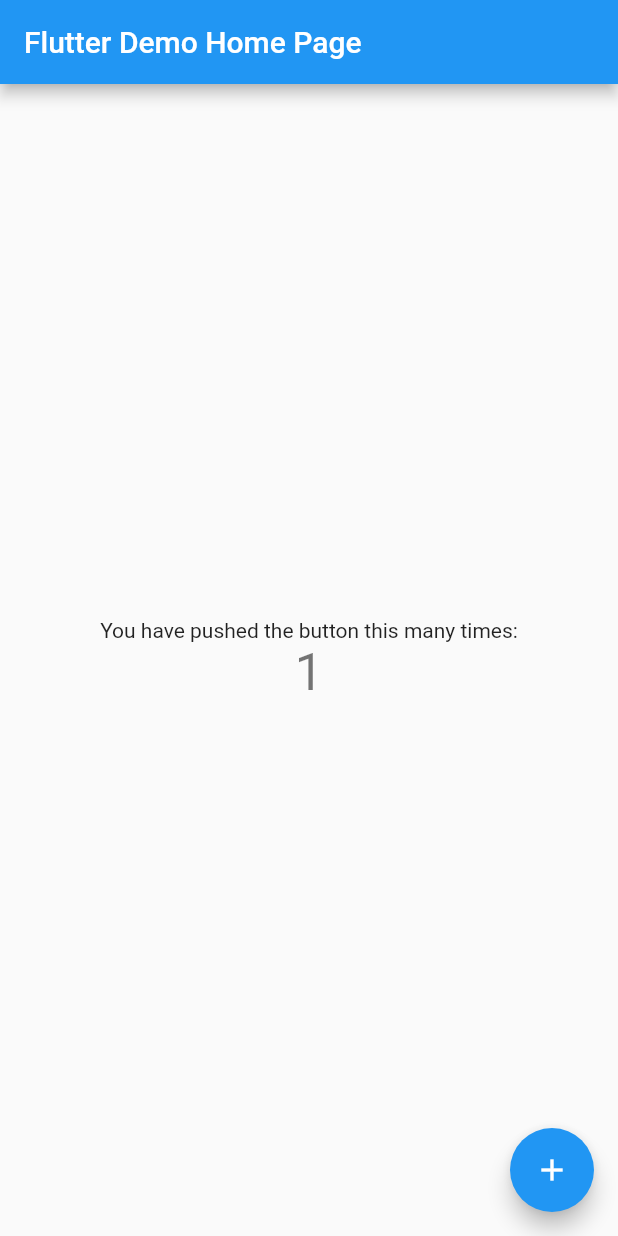
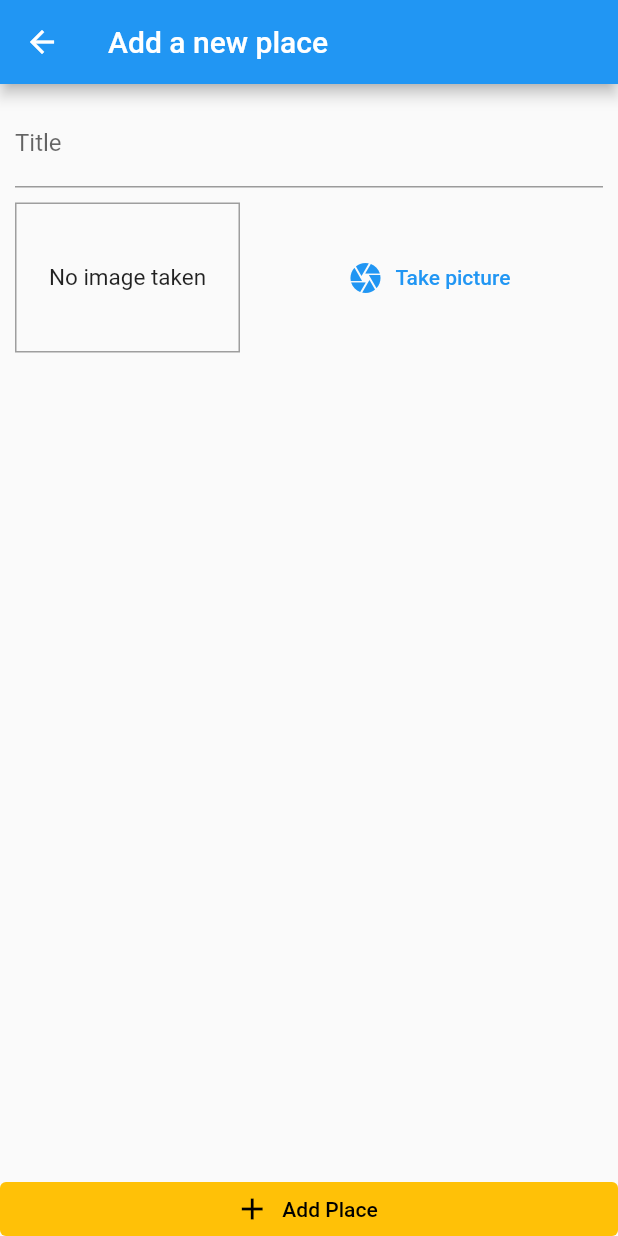
Before and after one commit to ogabek0909/image_picker, a Flutter app: the screen it shows after launch, after a tap on the "add" icon, on a phone screen of 412 x 824 dp. Run offline on Flutter 3.47's test engine with Material 2 defaults, Android fonts, the phone set to English and light mode, and no system bars; our stand-ins replace image_picker.

Commit message:
using camera on divce

```diff
--- a/lib/main.dart
+++ b/lib/main.dart
@@ -1,4 +1,9 @@
 import 'package:flutter/material.dart';
+import './screens/add_place_screen.dart';
+import './screens/places_list_screen.dart';
+import 'package:provider/provider.dart';
+
+import './providers/great_places.dart';
 
 void main() {
   runApp(const MyApp());
@@ -7,109 +12,20 @@ void main() {
 class MyApp extends StatelessWidget {
   const MyApp({super.key});
 
-  // This widget is the root of your application.
   @override
   Widget build(BuildContext context) {
-    return MaterialApp(
-      title: 'Flutter Demo',
-      theme: ThemeData(
-        // This is the theme of your application.
-        //
-        // Try running your application with "flutter run". You'll see the
-        // application has a blue toolbar. Then, without quitting the app, try
-        // changing the primarySwatch below to Colors.green and then invoke
-        // "hot reload" (press "r" in the console where you ran "flutter run",
-        // or simply save your changes to "hot reload" in a Flutter IDE).
-        // Notice that the counter didn't reset back to zero; the application
-        // is not restarted.
-        primarySwatch: Colors.blue,
+    return ChangeNotifierProvider(
+      create: (context) => GreatPlaces(),
+      child: MaterialApp(
+        title: 'Flutter Demo',
+        theme: ThemeData(
+          primarySwatch: Colors.blue,
+        ),
+        home: const PlacesListScreen(),
+        routes: {
+          AddPlaceScreen.routeName: (context) => const AddPlaceScreen(),
+        },
       ),
-      home: const MyHomePage(title: 'Flutter Demo Home Page'),
     );
   }
 }
-
-class MyHomePage extends StatefulWidget {
-  const MyHomePage({super.key, required this.title});
-
-  // This widget is the home page of your application. It is stateful, meaning
-  // that it has a State object (defined below) that contains fields that affect
-  // how it looks.
-
-  // This class is the configuration for the state. It holds the values (in this
-  // case the title) provided by the parent (in this case the App widget) and
-  // used by the build method of the State. Fields in a Widget subclass are
-  // always marked "final".
-
-  final String title;
-
-  @override
-  State<MyHomePage> createState() => _MyHomePageState();
-}
-
-class _MyHomePageState extends State<MyHomePage> {
-  int _counter = 0;
-
-  void _incrementCounter() {
-    setState(() {
-      // This call to setState tells the Flutter framework that something has
-      // changed in this State, which causes it to rerun the build method below
-      // so that the display can reflect the updated values. If we changed
-      // _counter without calling setState(), then the build method would not be
-      // called again, and so nothing would appear to happen.
-      _counter++;
-    });
-  }
-
-  @override
-  Widget build(BuildContext context) {
-    // This method is rerun every time setState is called, for instance as done
-    // by the _incrementCounter method above.
-    //
-    // The Flutter framework has been optimized to make rerunning build methods
-    // fast, so that you can just rebuild anything that needs updating rather
-    // than having to individually change instances of widgets.
-    return Scaffold(
-      appBar: AppBar(
-        // Here we take the value from the MyHomePage object that was created by
-        // the App.build method, and use it to set our appbar title.
-        title: Text(widget.title),
-      ),
-      body: Center(
-        // Center is a layout widget. It takes a single child and positions it
-        // in the middle of the parent.
-        child: Column(
-          // Column is also a layout widget. It takes a list of children and
-          // arranges them vertically. By default, it sizes itself to fit its
-          // children horizontally, and tries to be as tall as its parent.
-          //
-          // Invoke "debug painting" (press "p" in the console, choose the
-          // "Toggle Debug Paint" action from the Flutter Inspector in Android
-          // Studio, or the "Toggle Debug Paint" command in Visual Studio Code)
-          // to see the wireframe for each widget.
-          //
-          // Column has various properties to control how it sizes itself and
-          // how it positions its children. Here we use mainAxisAlignment to
-          // center the children vertically; the main axis here is the vertical
-          // axis because Columns are vertical (the cross axis would be
-          // horizontal).
-          mainAxisAlignment: MainAxisAlignment.center,
-          children: <Widget>[
-            const Text(
-              'You have pushed the button this many times:',
-            ),
-            Text(
-              '$_counter',
-              style: Theme.of(context).textTheme.headline4,
-            ),
-          ],
-        ),
-      ),
-      floatingActionButton: FloatingActionButton(
-        onPressed: _incrementCounter,
-        tooltip: 'Increment',
-        child: const Icon(Icons.add),
-      ), // This trailing comma makes auto-formatting nicer for build methods.
-    );
-  }
-}
--- /dev/null
+++ b/lib/models/place.dart
@@ -0,0 +1,27 @@
+import 'dart:io';
+
+class PlaceLocation{
+  final double latitude;
+  final double longitude;
+  final String address;
+
+  PlaceLocation({
+    required this.latitude,
+    required this.longitude,
+    this.address=''
+  });
+}
+
+class Place{
+  final String id;
+  final String title;
+  final PlaceLocation location;
+  final File image;
+
+  Place({
+    required this.id,
+    required this.image,
+    required this.location,
+    required this.title
+  });
+}
--- /dev/null
+++ b/lib/providers/great_places.dart
@@ -0,0 +1,23 @@
+import 'dart:io';
+
+import 'package:flutter/foundation.dart';
+import '../models/place.dart';
+
+class GreatPlaces with ChangeNotifier {
+  List<Place> _items = [];
+
+  List<Place> get items {
+    return [..._items];
+  }
+
+  void addPlace(String pickedTitle, File pickedImage) {
+    final newPlace = Place(
+      id: DateTime.now().toString(),
+      image: pickedImage,
+      title: pickedTitle,
+      location: PlaceLocation(latitude: 0,longitude: 0),
+    );
+    _items.add(newPlace);
+    notifyListeners();
+  }
+}
--- /dev/null
+++ b/lib/screens/add_place_screen.dart
@@ -0,0 +1,80 @@
+import 'dart:io';
+
+import 'package:flutter/material.dart';
+import 'package:great_places/providers/great_places.dart';
+import 'package:provider/provider.dart';
+import '../widgets/image_input.dart';
+
+class AddPlaceScreen extends StatefulWidget {
+  const AddPlaceScreen({super.key});
+
+  static const routeName = '/add-place';
+
+  @override
+  State<AddPlaceScreen> createState() => _AddPlaceScreenState();
+}
+
+class _AddPlaceScreenState extends State<AddPlaceScreen> {
+  final _titleController = TextEditingController();
+  File? _pickedImage;
+
+  void _selectedImage(File pickedImage) {
+    _pickedImage = pickedImage;
+  }
+
+  void _savePlace() {
+    if (_titleController.text.isEmpty || _pickedImage == null) {
+      return;
+    }
+    print(_pickedImage!.path);
+
+    Provider.of<GreatPlaces>(context, listen: false)
+        .addPlace(_titleController.text, _pickedImage!);
+    Navigator.pop(context);
+  }
+
+  @override
+  Widget build(BuildContext context) {
+    return Scaffold(
+      appBar: AppBar(
+        title: const Text('Add a new place'),
+      ),
+      body: Column(
+        mainAxisAlignment: MainAxisAlignment.spaceBetween,
+        crossAxisAlignment: CrossAxisAlignment.stretch,
+        children: [
+          Expanded(
+            child: SingleChildScrollView(
+              child: Padding(
+                padding: const EdgeInsets.all(10.0),
+                child: Column(
+                  children: [
+                    TextField(
+                      decoration: const InputDecoration(
+                        labelText: 'Title',
+                      ),
+                      controller: _titleController,
+                    ),
+                    const SizedBox(height: 10),
+                     ImageInput(selectedImage:_selectedImage)
+                  ],
+                ),
+              ),
+            ),
+          ),
+          ElevatedButton.icon(
+            onPressed: _savePlace,
+            icon: const Icon(Icons.add),
+            label: const Text('Add Place'),
+            style: ElevatedButton.styleFrom(
+              elevation: 0,
+              tapTargetSize: MaterialTapTargetSize.shrinkWrap,
+              backgroundColor: Colors.amber,
+              foregroundColor: Colors.black,
+            ),
+          ),
+        ],
+      ),
+    );
+  }
+}
--- /dev/null
+++ b/lib/screens/places_list_screen.dart
@@ -0,0 +1,42 @@
+import 'dart:io';
+
+import 'package:flutter/material.dart';
+import 'package:great_places/providers/great_places.dart';
+import 'package:provider/provider.dart';
+import '../screens/add_place_screen.dart';
+
+class PlacesListScreen extends StatelessWidget {
+  const PlacesListScreen({super.key});
+
+  @override
+  Widget build(BuildContext context) {
+    return Scaffold(
+        appBar: AppBar(
+          title: const Text('Your places'),
+          actions: [
+            IconButton(
+              onPressed: () {
+                Navigator.of(context).pushNamed(AddPlaceScreen.routeName);
+              },
+              icon: const Icon(Icons.add),
+            )
+          ],
+        ),
+        body: Consumer<GreatPlaces>(
+          child: const Center(
+            child: Text('You have no places yet! Try to add new place'),
+          ),
+          builder: (context, value, ch) => value.items.isEmpty
+              ? ch!
+              : ListView.builder(
+                  itemCount: value.items.length,
+                  itemBuilder: (ctx, i) => ListTile(
+                    leading: CircleAvatar(
+                      backgroundImage: FileImage(value.items[i].image),
+                    ),
+                    title: Text(value.items[i].title),
+                  ),
+                ),
+        ));
+  }
+}
--- /dev/null
+++ b/lib/widgets/image_input.dart
@@ -0,0 +1,70 @@
+import 'dart:io';
+
+import 'package:flutter/material.dart';
+import 'package:image_picker/image_picker.dart';
+import 'package:path/path.dart' as path;
+import 'package:path_provider/path_provider.dart' as syspaths;
+
+class ImageInput extends StatefulWidget {
+  final Function selectedImage;
+  const ImageInput({super.key,required this.selectedImage});
+
+  @override
+  State<ImageInput> createState() => _ImageInputState();
+}
+
+class _ImageInputState extends State<ImageInput> {
+  File? _storedImage;
+
+  Future<void> _takePicture()async{
+    final ImagePicker picker = ImagePicker();
+    final XFile? imageFile = await picker.pickImage(source: ImageSource.camera);
+    setState(() {
+      _storedImage = File(imageFile!.path);
+    });
+
+    final  appDir = await syspaths.getApplicationDocumentsDirectory();
+    final fileName = path.basename(imageFile!.path);
+    final savedImage = await File(imageFile.path).copy("${appDir.path}/$fileName");
+    widget.selectedImage(savedImage);
+    // print(savedImage);
+  }
+
+  @override
+  Widget build(BuildContext context) {
+    return Row(
+      children: [
+        Container(
+          height: 100,
+          width: 150,
+          decoration: BoxDecoration(
+            border: Border.all(
+              width: 1,
+              color: Colors.grey,
+            ),
+          ),
+          alignment: Alignment.center,
+          child: _storedImage == null
+              ? const Center(
+                  child: Text(
+                  'No image taken',
+                  style: TextStyle(fontSize: 15),
+                  textAlign: TextAlign.center,
+                ))
+              : Image.file(
+                  _storedImage!,
+                  fit: BoxFit.cover,
+                  width: double.infinity,
+                ),
+        ),
+        const SizedBox(width: 10),
+        Expanded(
+            child: TextButton.icon(
+          onPressed: _takePicture,
+          label: const Text('Take picture'),
+          icon: const Icon(Icons.camera),
+        ))
+      ],
+    );
+  }
+}
--- a/pubspec.yaml
+++ b/pubspec.yaml
@@ -1,4 +1,4 @@
-name: image_picker
+name: great_places
 description: A new Flutter project.
 
 # The following line prevents the package from being accidentally published to
@@ -36,6 +36,10 @@ dependencies:
   # The following adds the Cupertino Icons font to your application.
   # Use with the CupertinoIcons class for iOS style icons.
   cupertino_icons: ^1.0.2
+  provider: ^6.0.5
+  image_picker: ^0.8.6
+  path_provider: ^2.0.11
+  path: ^1.8.2
 
 dev_dependencies:
   flutter_test:
```
Also changed, not shown: lib/screens/place_detail_screen.dart (added), pubspec.lock, 2 other files.
